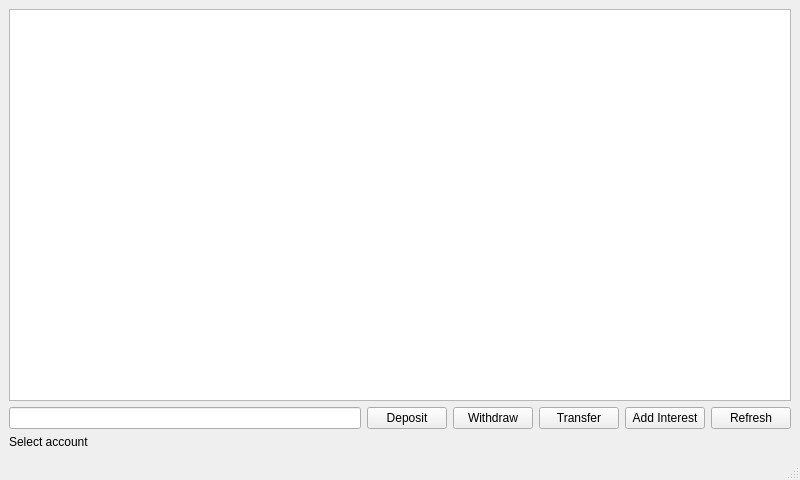
First picture: the form in gui/mainwindow.ui, repository guikae06/MiniBankSystem, before the edit.
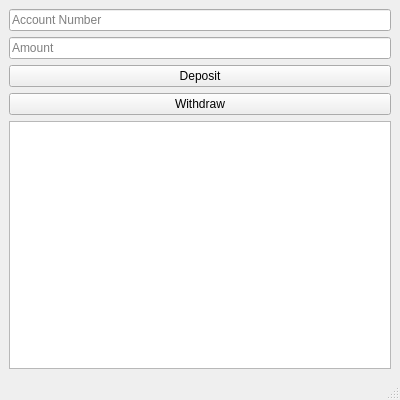
Second picture: the form after the edit.

Commit message: GUI aangepast voor beter visual en aan de src en header aangepast

The edit to the form file:
```diff
--- a/gui/mainwindow.ui
+++ b/gui/mainwindow.ui
@@ -2,28 +2,50 @@
 <ui version="4.0">
  <class>MainWindow</class>
  <widget class="QMainWindow" name="MainWindow">
-  <property name="geometry"><rect><x>0</x><y>0</y><width>800</width><height>480</height></rect></property>
-  <property name="windowTitle"><string>MiniBank</string></property>
+  <property name="geometry">
+   <rect>
+    <x>0</x>
+    <y>0</y>
+    <width>400</width>
+    <height>400</height>
+   </rect>
+  </property>
+  <property name="windowTitle">
+   <string>MiniBank GUI</string>
+  </property>
   <widget class="QWidget" name="centralwidget">
     <layout class="QVBoxLayout" name="verticalLayout">
       <item>
-        <widget class="QListWidget" name="accountListWidget"/>
+     <widget class="QLineEdit" name="accountNumberLineEdit">
+      <property name="placeholderText">
+       <string>Account Number</string>
+      </property>
+     </widget>
       </item>
       <item>
-        <layout class="QHBoxLayout" name="hLayout">
-          <item><widget class="QLineEdit" name="amountEdit"/></item>
-          <item><widget class="QPushButton" name="depositButton"><property name="text"><string>Deposit</string></property></widget></item>
-          <item><widget class="QPushButton" name="withdrawButton"><property name="text"><string>Withdraw</string></property></widget></item>
-          <item><widget class="QPushButton" name="transferButton"><property name="text"><string>Transfer</string></property></widget></item>
-          <item><widget class="QPushButton" name="interestButton"><property name="text"><string>Add Interest</string></property></widget></item>
-          <item><widget class="QPushButton" name="refreshButton"><property name="text"><string>Refresh</string></property></widget></item>
-        </layout>
+     <widget class="QLineEdit" name="amountLineEdit">
+      <property name="placeholderText">
+       <string>Amount</string>
+      </property>
+     </widget>
       </item>
       <item>
-        <widget class="QLabel" name="balanceLabel">
-          <property name="text"><string>Select account</string></property>
-        </widget>
-      </item>
+     <widget class="QPushButton" name="depositBtn">
+      <property name="text">
+       <string>Deposit</string>
+      </property>
+     </widget>
+    </item>
+    <item>
+     <widget class="QPushButton" name="withdrawBtn">
+      <property name="text">
+       <string>Withdraw</string>
+      </property>
+     </widget>
+    </item>
+    <item>
+     <widget class="QListWidget" name="accountsListWidget"/>
+    </item>
     </layout>
   </widget>
   <widget class="QMenuBar" name="menubar"/>
```
Lines whose indentation alone changed are shown as unchanged. The commit also changes 6 other files.
